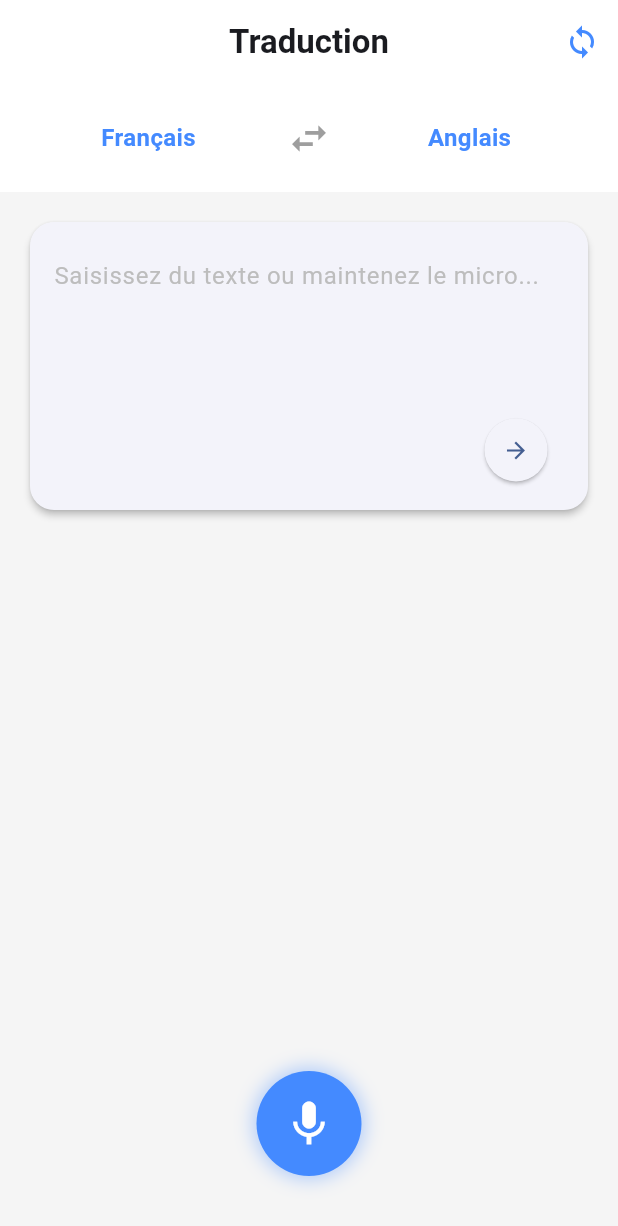
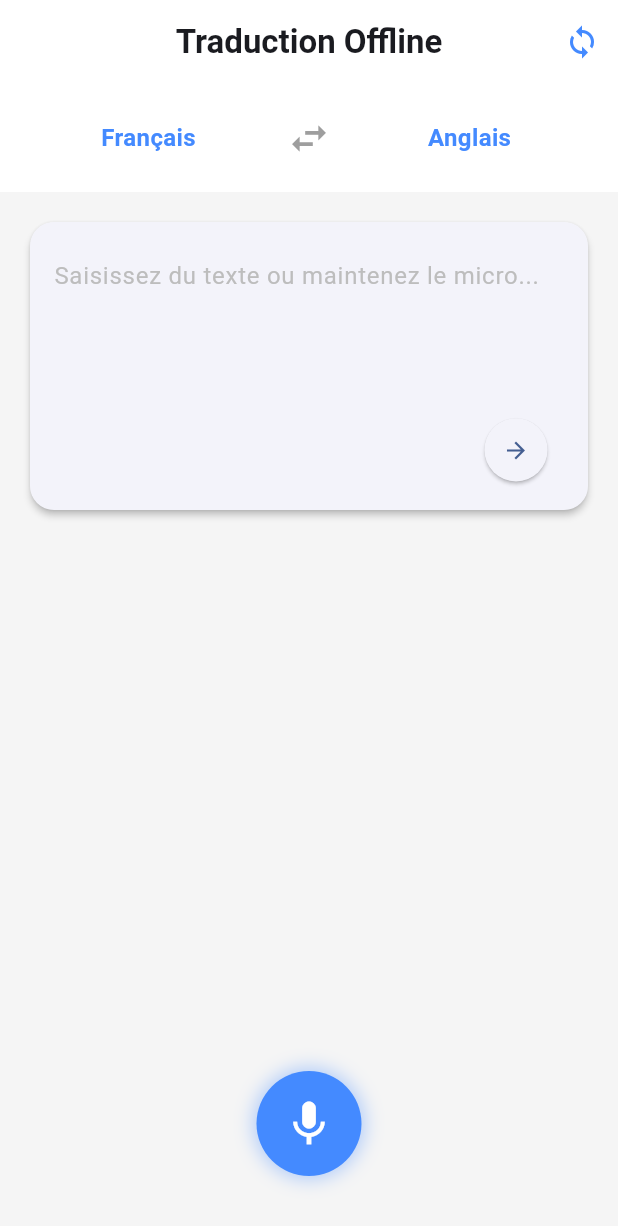
Before and after one commit to Julien-Bui/Offline-Translator, a Flutter app: the screen it shows after launch, after a tap on the "arrow forward" icon, on a phone screen of 412 x 824 dp. Shown: the top 1226 px of the screen. Run offline on Flutter 3.47's test engine with Material 3 defaults, Android fonts, the phone set to English and light mode, and no system bars; our stand-ins replace permission_handler, speech_to_text, sqflite; missing offline and left inert: google_mlkit_translation; accounts and stored records are empty.

Commit message:
feat: ajout google ml kit pour traduction hors ligne

```diff
--- a/mobile/lib/main.dart
+++ b/mobile/lib/main.dart
@@ -1,6 +1,7 @@
 import 'package:flutter/material.dart';
 import 'package:speech_to_text/speech_to_text.dart' as stt;
 import 'package:permission_handler/permission_handler.dart';
+import 'package:google_mlkit_translation/google_mlkit_translation.dart';
 import 'db/local_db.dart';
 import 'sync/sync_service.dart';
 
@@ -72,12 +73,16 @@ class _TranslationScreenState extends State<TranslationScreen> {
 
     setState(() { _isTranslating = true; });
 
-    // Mock translation (to replace with real ML later)
-    await Future.delayed(const Duration(milliseconds: 400));
-    final fakeTranslation = "[Traduit en $_targetLang]: ${text.split('').reversed.join('')}";
+    try {
+      final source = _sourceLang == "Français" ? TranslateLanguage.french : TranslateLanguage.english;
+      final target = _targetLang == "Français" ? TranslateLanguage.french : TranslateLanguage.english;
+
+      final translator = OnDeviceTranslator(sourceLanguage: source, targetLanguage: target);
+      final realTranslation = await translator.translateText(text);
+      await translator.close();
 
       setState(() {
-      _translatedText = fakeTranslation;
+        _translatedText = realTranslation;
         _isTranslating = false;
       });
 
@@ -85,9 +90,15 @@ class _TranslationScreenState extends State<TranslationScreen> {
         sourceLang: _sourceLang.substring(0, 2).toLowerCase(),
         targetLang: _targetLang.substring(0, 2).toLowerCase(),
         original: text,
-      translated: fakeTranslation,
+        translated: realTranslation,
       );
       SyncService.syncTranslations();
+    } catch (e) {
+      setState(() {
+        _translatedText = "Erreur de traduction: $e";
+        _isTranslating = false;
+      });
+    }
   }
 
   void _startListening() async {
@@ -121,7 +132,7 @@ class _TranslationScreenState extends State<TranslationScreen> {
     return Scaffold(
       backgroundColor: Colors.grey[100],
       appBar: AppBar(
-        title: const Text('Traduction', style: TextStyle(fontWeight: FontWeight.w600)),
+        title: const Text('Traduction Offline', style: TextStyle(fontWeight: FontWeight.w600)),
         centerTitle: true,
         backgroundColor: Colors.white,
         elevation: 0,
@@ -208,6 +219,12 @@ class _TranslationScreenState extends State<TranslationScreen> {
                       ),
                     ),
                   ),
+
+                if (_isTranslating)
+                  const Padding(
+                    padding: EdgeInsets.only(top: 10),
+                    child: Center(child: Text("Traduction (ou téléchargement du modèle hors-ligne si 1ère fois)...", style: TextStyle(color: Colors.grey, fontSize: 12))),
+                  )
               ],
             ),
           ),
--- a/mobile/pubspec.yaml
+++ b/mobile/pubspec.yaml
@@ -16,6 +16,7 @@ dependencies:
   path_provider: ^2.1.1
   speech_to_text: ^7.4.0
   permission_handler: ^11.3.1
+  google_mlkit_translation: ^0.13.0
 
 dev_dependencies:
   flutter_test:
```
Lines whose indentation alone changed are shown as unchanged.
